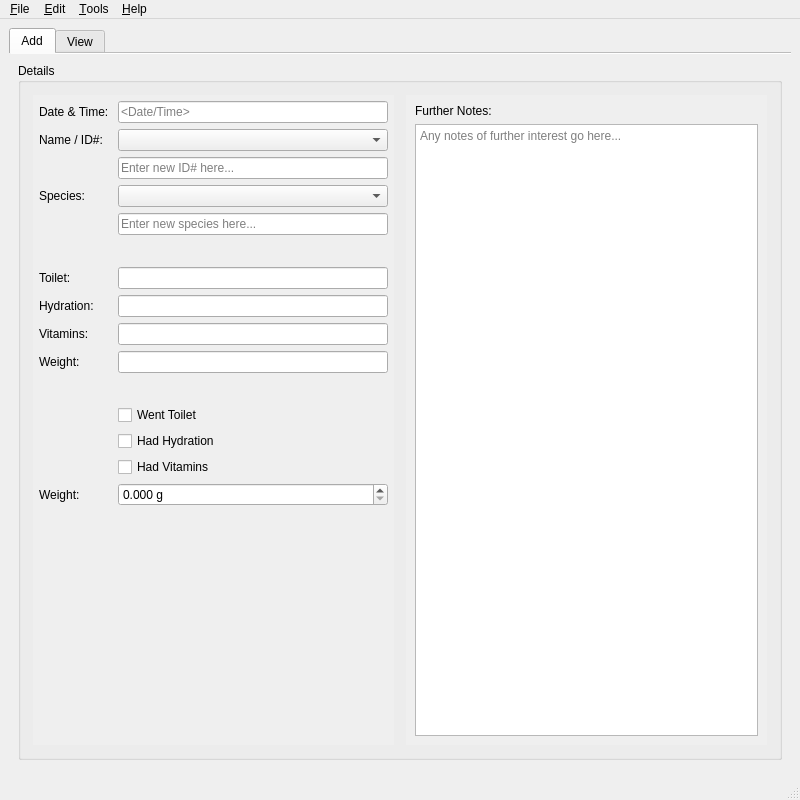
First picture: the form in src/gui/herpapp.ui, repository GekkoFyre/HerpLog, before the edit.
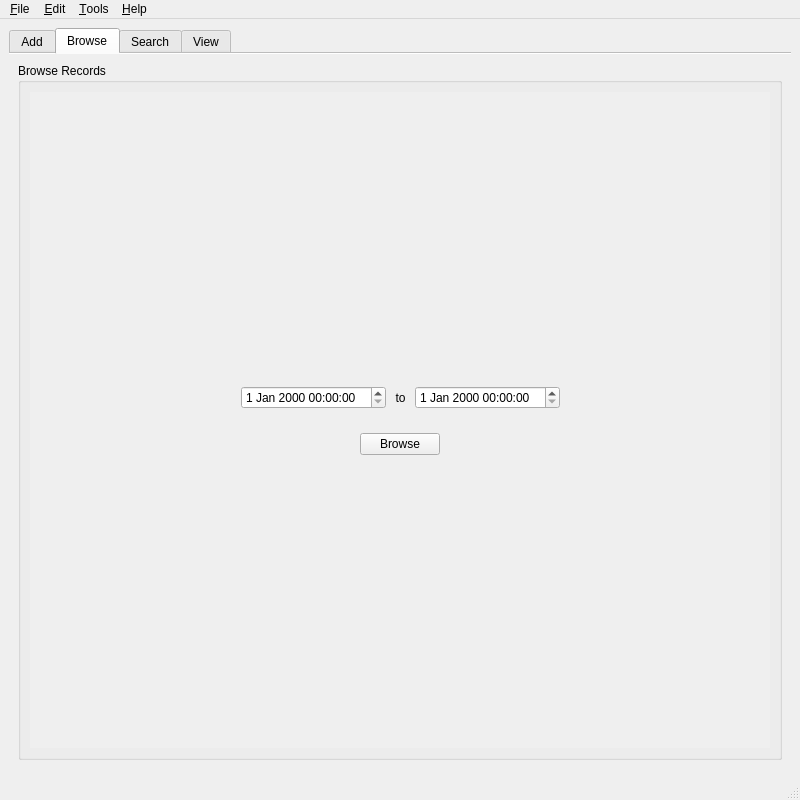
Second picture: the form after the edit.

Commit message: * Updated the interface to include a basic browsing section, although it is yet to be actually coded for in the behind-the-scenes.

Diff of the .ui file:
```diff
--- a/src/gui/herpapp.ui
+++ b/src/gui/herpapp.ui
@@ -24,7 +24,7 @@
     <item>
      <widget class="QTabWidget" name="interface_tabWidget">
       <property name="currentIndex">
-       <number>0</number>
+       <number>1</number>
       </property>
       <property name="documentMode">
        <bool>true</bool>
@@ -75,7 +75,7 @@
                    <x>0</x>
                    <y>0</y>
                    <width>361</width>
-                   <height>625</height>
+                   <height>647</height>
                   </rect>
                  </property>
                  <layout class="QFormLayout" name="formLayout">
@@ -109,7 +109,7 @@
                    </widget>
                   </item>
                   <item row="5" column="1">
-                   <spacer name="horizontalSpacer">
+                   <spacer name="horizontalSpacer_notes">
                     <property name="orientation">
                      <enum>Qt::Horizontal</enum>
                     </property>
@@ -129,7 +129,11 @@
                    </widget>
                   </item>
                   <item row="6" column="1">
-                   <widget class="QLineEdit" name="lineEdit_toilet"/>
+                   <widget class="QLineEdit" name="lineEdit_toilet_notes">
+                    <property name="placeholderText">
+                     <string>Notes...</string>
+                    </property>
+                   </widget>
                   </item>
                   <item row="7" column="0">
                    <widget class="QLabel" name="label_hydration_notes">
@@ -139,7 +143,11 @@
                    </widget>
                   </item>
                   <item row="7" column="1">
-                   <widget class="QLineEdit" name="lineEdit_hydration"/>
+                   <widget class="QLineEdit" name="lineEdit_hydration_notes">
+                    <property name="placeholderText">
+                     <string>Notes...</string>
+                    </property>
+                   </widget>
                   </item>
                   <item row="8" column="0">
                    <widget class="QLabel" name="label_vitamins_notes">
@@ -149,7 +157,11 @@
                    </widget>
                   </item>
                   <item row="8" column="1">
-                   <widget class="QLineEdit" name="lineEdit_vitamins"/>
+                   <widget class="QLineEdit" name="lineEdit_vitamins_notes">
+                    <property name="placeholderText">
+                     <string>Notes...</string>
+                    </property>
+                   </widget>
                   </item>
                   <item row="9" column="0">
                    <widget class="QLabel" name="label_weight_notes">
@@ -159,10 +171,14 @@
                    </widget>
                   </item>
                   <item row="9" column="1">
-                   <widget class="QLineEdit" name="lineEdit"/>
+                   <widget class="QLineEdit" name="lineEdit_weight_notes">
+                    <property name="placeholderText">
+                     <string>Notes...</string>
+                    </property>
+                   </widget>
                   </item>
                   <item row="10" column="1">
-                   <spacer name="horizontalSpacer_2">
+                   <spacer name="horizontalSpacer_checkBox">
                     <property name="orientation">
                      <enum>Qt::Horizontal</enum>
                     </property>
@@ -195,13 +211,6 @@
                     </property>
                    </widget>
                   </item>
-                  <item row="14" column="0">
-                   <widget class="QLabel" name="label_weight_checkbox">
-                    <property name="text">
-                     <string>Weight: </string>
-                    </property>
-                   </widget>
-                  </item>
                   <item row="14" column="1">
                    <widget class="QDoubleSpinBox" name="spinBox_weight">
                     <property name="suffix">
@@ -291,7 +300,7 @@
                    <x>0</x>
                    <y>0</y>
                    <width>361</width>
-                   <height>625</height>
+                   <height>647</height>
                   </rect>
                  </property>
                  <layout class="QVBoxLayout" name="verticalLayout_7">
@@ -321,6 +330,245 @@
         </item>
        </layout>
       </widget>
+      <widget class="QWidget" name="browseRecords">
+       <attribute name="title">
+        <string>Browse</string>
+       </attribute>
+       <layout class="QVBoxLayout" name="verticalLayout_8">
+        <item>
+         <widget class="QStackedWidget" name="stackedWidget_browseRecords">
+          <widget class="QWidget" name="stacked_page_browse">
+           <layout class="QVBoxLayout" name="verticalLayout_10">
+            <property name="leftMargin">
+             <number>0</number>
+            </property>
+            <property name="topMargin">
+             <number>0</number>
+            </property>
+            <property name="rightMargin">
+             <number>0</number>
+            </property>
+            <property name="bottomMargin">
+             <number>0</number>
+            </property>
+            <item>
+             <widget class="QGroupBox" name="groupBox_browseRecords">
+              <property name="title">
+               <string>Browse Records</string>
+              </property>
+              <layout class="QVBoxLayout" name="verticalLayout_12">
+               <item>
+                <widget class="QScrollArea" name="scrollArea_browseRecords">
+                 <property name="frameShape">
+                  <enum>QFrame::NoFrame</enum>
+                 </property>
+                 <property name="widgetResizable">
+                  <bool>true</bool>
+                 </property>
+                 <widget class="QWidget" name="scrollAreaWidgetContents_browseRecords">
+                  <property name="geometry">
+                   <rect>
+                    <x>0</x>
+                    <y>0</y>
+                    <width>740</width>
+                    <height>653</height>
+                   </rect>
+                  </property>
+                  <layout class="QVBoxLayout" name="verticalLayout_14">
+                   <item>
+                    <spacer name="verticalSpacer">
+                     <property name="orientation">
+                      <enum>Qt::Vertical</enum>
+                     </property>
+                     <property name="sizeHint" stdset="0">
+                      <size>
+                       <width>20</width>
+                       <height>40</height>
+                      </size>
+                     </property>
+                    </spacer>
+                   </item>
+                   <item>
+                    <widget class="QFrame" name="frame">
+                     <property name="frameShape">
+                      <enum>QFrame::NoFrame</enum>
+                     </property>
+                     <property name="frameShadow">
+                      <enum>QFrame::Raised</enum>
+                     </property>
+                     <layout class="QHBoxLayout" name="horizontalLayout_2">
+                      <item>
+                       <spacer name="horizontalSpacer">
+                        <property name="orientation">
+                         <enum>Qt::Horizontal</enum>
+                        </property>
+                        <property name="sizeHint" stdset="0">
+                         <size>
+                          <width>40</width>
+                          <height>20</height>
+                         </size>
+                        </property>
+                       </spacer>
+                      </item>
+                      <item>
+                       <widget class="QDateTimeEdit" name="dateTimeEdit_browse_start"/>
+                      </item>
+                      <item>
+                       <widget class="QLabel" name="label_browse_joiner">
+                        <property name="text">
+                         <string> to </string>
+                        </property>
+                        <property name="alignment">
+                         <set>Qt::AlignCenter</set>
+                        </property>
+                       </widget>
+                      </item>
+                      <item>
+                       <widget class="QDateTimeEdit" name="dateTimeEdit_browse_end"/>
+                      </item>
+                      <item>
+                       <spacer name="horizontalSpacer_2">
+                        <property name="orientation">
+                         <enum>Qt::Horizontal</enum>
+                        </property>
+                        <property name="sizeHint" stdset="0">
+                         <size>
+                          <width>40</width>
+                          <height>20</height>
+                         </size>
+                        </property>
+                       </spacer>
+                      </item>
+                     </layout>
+                    </widget>
+                   </item>
+                   <item>
+                    <widget class="QFrame" name="frame_2">
+                     <property name="frameShape">
+                      <enum>QFrame::NoFrame</enum>
+                     </property>
+                     <property name="frameShadow">
+                      <enum>QFrame::Raised</enum>
+                     </property>
+                     <layout class="QHBoxLayout" name="horizontalLayout_3">
+                      <item>
+                       <spacer name="horizontalSpacer_3">
+                        <property name="orientation">
+                         <enum>Qt::Horizontal</enum>
+                        </property>
+                        <property name="sizeHint" stdset="0">
+                         <size>
+                          <width>40</width>
+                          <height>20</height>
+                         </size>
+                        </property>
+                       </spacer>
+                      </item>
+                      <item>
+                       <widget class="QPushButton" name="pushButton_browse_submit">
+                        <property name="text">
+                         <string>Browse</string>
+                        </property>
+                       </widget>
+                      </item>
+                      <item>
+                       <spacer name="horizontalSpacer_4">
+                        <property name="orientation">
+                         <enum>Qt::Horizontal</enum>
+                        </property>
+                        <property name="sizeHint" stdset="0">
+                         <size>
+                          <width>40</width>
+                          <height>20</height>
+                         </size>
+                        </property>
+                       </spacer>
+                      </item>
+                     </layout>
+                    </widget>
+                   </item>
+                   <item>
+                    <spacer name="verticalSpacer_2">
+                     <property name="orientation">
+                      <enum>Qt::Vertical</enum>
+                     </property>
+                     <property name="sizeHint" stdset="0">
+                      <size>
+                       <width>20</width>
+                       <height>40</height>
+                      </size>
+                     </property>
+                    </spacer>
+                   </item>
+                  </layout>
+                 </widget>
+                </widget>
+               </item>
+              </layout>
+             </widget>
+            </item>
+           </layout>
+          </widget>
+         </widget>
+        </item>
+       </layout>
+      </widget>
+      <widget class="QWidget" name="searchRecords">
+       <attribute name="title">
+        <string>Search</string>
+       </attribute>
+       <layout class="QVBoxLayout" name="verticalLayout_9">
+        <item>
+         <widget class="QStackedWidget" name="stackedWidget_searchRecords">
+          <widget class="QWidget" name="stacked_page_search_records">
+           <layout class="QVBoxLayout" name="verticalLayout_11">
+            <property name="leftMargin">
+             <number>0</number>
+            </property>
+            <property name="topMargin">
+             <number>0</number>
+            </property>
+            <property name="rightMargin">
+             <number>0</number>
+            </property>
+            <property name="bottomMargin">
+             <number>0</number>
+            </property>
+            <item>
+             <widget class="QGroupBox" name="groupBox_searchRecords">
+              <property name="title">
+               <string>Search Records</string>
+              </property>
+              <layout class="QVBoxLayout" name="verticalLayout_13">
+               <item>
+                <widget class="QScrollArea" name="scrollArea_searchRecords">
+                 <property name="frameShape">
+                  <enum>QFrame::NoFrame</enum>
+                 </property>
+                 <property name="widgetResizable">
+                  <bool>true</bool>
+                 </property>
+                 <widget class="QWidget" name="scrollAreaWidgetContents_searchRecords">
+                  <property name="geometry">
+                   <rect>
+                    <x>0</x>
+                    <y>0</y>
+                    <width>740</width>
+                    <height>653</height>
+                   </rect>
+                  </property>
+                 </widget>
+                </widget>
+               </item>
+              </layout>
+             </widget>
+            </item>
+           </layout>
+          </widget>
+         </widget>
+        </item>
+       </layout>
+      </widget>
       <widget class="QWidget" name="viewRecords">
        <attribute name="title">
         <string>View</string>
```
Left out of the diff: 2 changed lines with no effect on the pictures.
